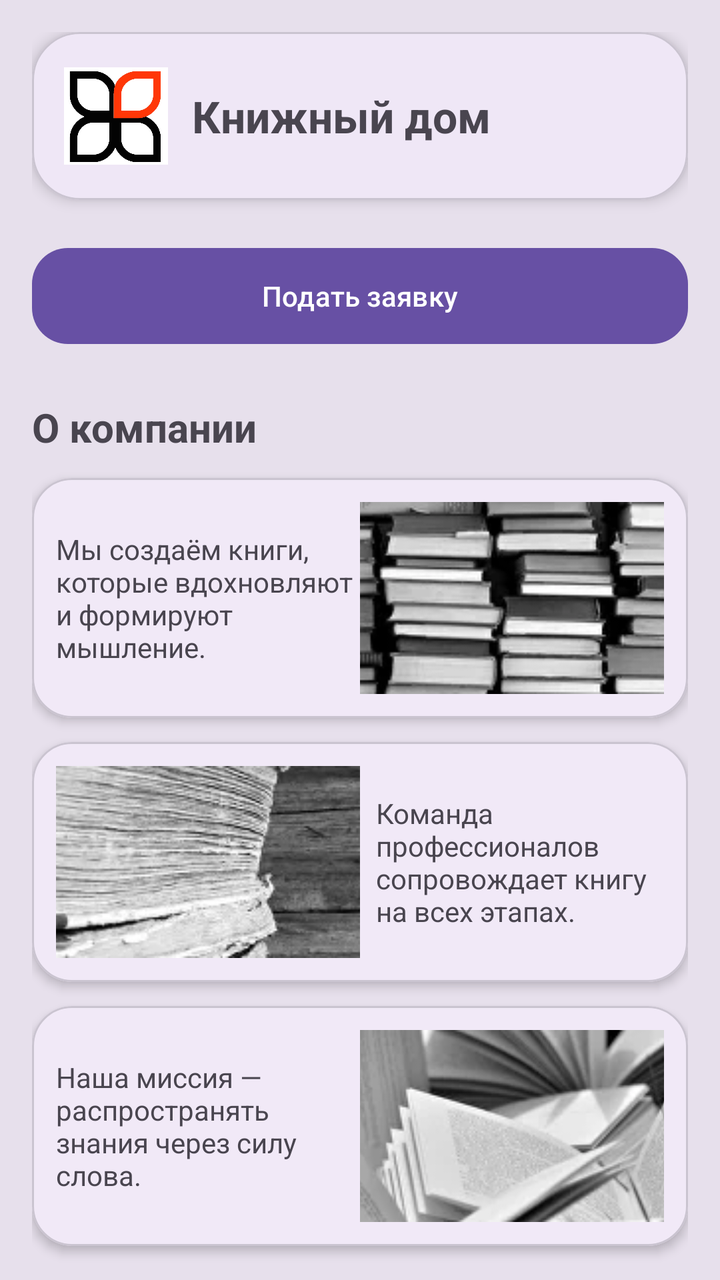
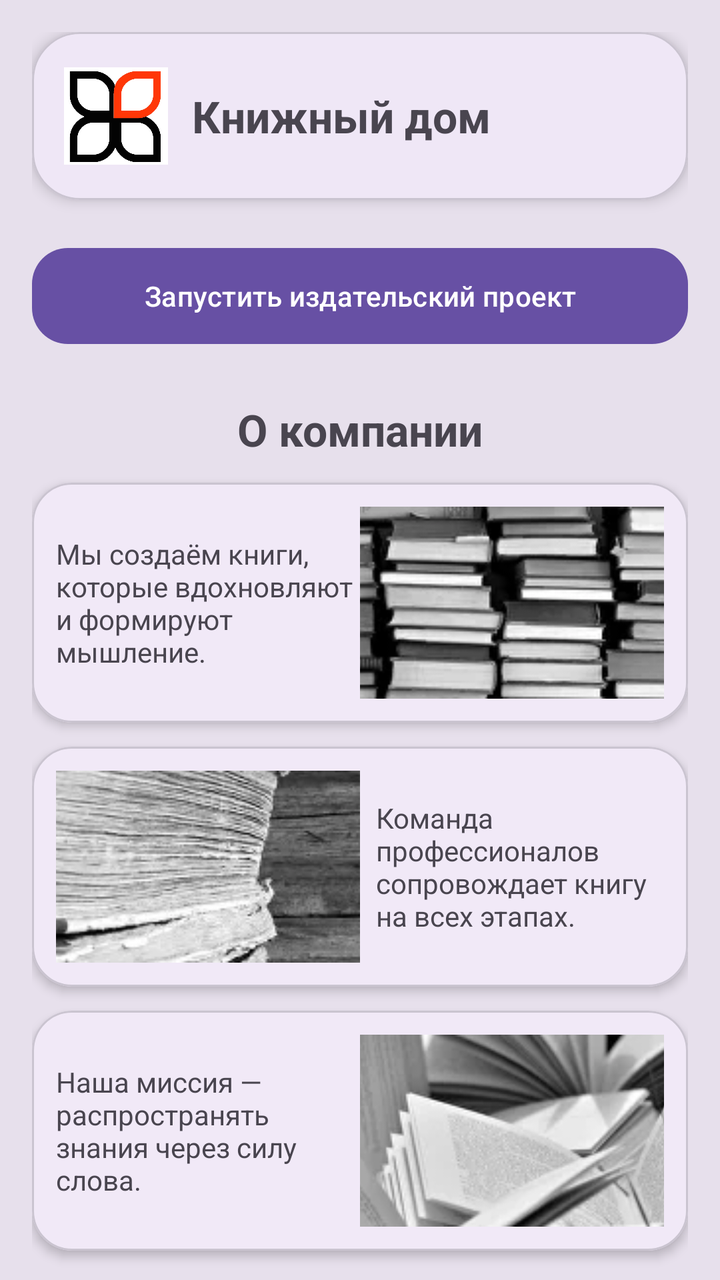

The first picture is an Android layout as it rendered before a commit; the second is the same layout after the commit. The layout source and the unified diff follow.
<!-- AndroidManifest.xml: application theme Theme.PublishingAPP -->
<!-- res/layout/fragment_home.xml -->
<?xml version="1.0" encoding="utf-8"?>
<androidx.core.widget.NestedScrollView
    xmlns:android="http://schemas.android.com/apk/res/android"
    xmlns:app="http://schemas.android.com/apk/res-auto"
    android:id="@+id/homeScroll"
    android:layout_width="match_parent"
    android:layout_height="match_parent"
    android:background="?colorSurfaceVariant"
    android:fillViewport="true">

    <LinearLayout
        android:layout_width="match_parent"
        android:layout_height="wrap_content"
        android:orientation="vertical"
        android:padding="16dp">

        
        <com.google.android.material.card.MaterialCardView
            android:layout_width="match_parent"
            android:layout_height="wrap_content"
            android:layout_marginBottom="20dp"
            app:cardCornerRadius="24dp"
            app:cardElevation="4dp">

            <LinearLayout
                android:layout_width="match_parent"
                android:layout_height="wrap_content"
                android:orientation="horizontal"
                android:gravity="center_vertical"
                android:padding="16dp">

                <ImageView
                    android:layout_width="52dp"
                    android:layout_height="52dp"
                    android:src="@drawable/logo"/>

                <TextView
                    android:layout_width="wrap_content"
                    android:layout_height="wrap_content"
                    android:layout_marginStart="12dp"
                    android:text="Книжный дом"
                    android:textSize="22sp"
                    android:textStyle="bold"/>
            </LinearLayout>
        </com.google.android.material.card.MaterialCardView>

        
        <com.google.android.material.button.MaterialButton
            android:id="@+id/btnApply"
            android:layout_width="match_parent"
            android:layout_height="56dp"
            android:layout_marginBottom="24dp"
            android:text="Подать заявку"
            app:cornerRadius="18dp"/>

        
        <TextView
            android:layout_width="wrap_content"
            android:layout_height="wrap_content"
            android:text="О компании"
            android:textSize="20sp"
            android:textStyle="bold"
            android:layout_marginBottom="12dp"/>

        
        <com.google.android.material.card.MaterialCardView
            android:id="@+id/brick1"
            android:layout_width="match_parent"
            android:layout_height="120dp"
            android:layout_marginBottom="12dp"
            app:cardCornerRadius="20dp"
            app:cardElevation="3dp">

            <LinearLayout
                android:layout_width="match_parent"
                android:layout_height="match_parent"
                android:orientation="horizontal"
                android:padding="12dp">

                <TextView
                    android:layout_width="0dp"
                    android:layout_height="wrap_content"
                    android:layout_weight="1"
                    android:layout_gravity="center_vertical"
                    android:text="Мы создаём книги, которые вдохновляют и формируют мышление."
                    android:textSize="14sp"/>

                <ImageView
                    android:layout_width="0dp"
                    android:layout_height="match_parent"
                    android:layout_weight="1"
                    android:scaleType="centerCrop"
                    android:src="@drawable/pic_1"/>
            </LinearLayout>
        </com.google.android.material.card.MaterialCardView>

        
        <com.google.android.material.card.MaterialCardView
            android:id="@+id/brick2"
            android:layout_width="match_parent"
            android:layout_height="120dp"
            android:layout_marginBottom="12dp"
            app:cardCornerRadius="20dp"
            app:cardElevation="3dp">

            <LinearLayout
                android:layout_width="match_parent"
                android:layout_height="match_parent"
                android:orientation="horizontal"
                android:padding="12dp">

                <ImageView
                    android:layout_width="0dp"
                    android:layout_height="match_parent"
                    android:layout_weight="1"
                    android:scaleType="centerCrop"
                    android:src="@drawable/pic_2"/>

                <TextView
                    android:layout_width="0dp"
                    android:layout_height="wrap_content"
                    android:layout_weight="1"
                    android:layout_gravity="center_vertical"
                    android:paddingStart="8dp"
                    android:text="Команда профессионалов сопровождает книгу на всех этапах."
                    android:textSize="14sp"/>
            </LinearLayout>
        </com.google.android.material.card.MaterialCardView>

        
        <com.google.android.material.card.MaterialCardView
            android:id="@+id/brick3"
            android:layout_width="match_parent"
            android:layout_height="120dp"
            android:layout_marginBottom="24dp"
            app:cardCornerRadius="20dp"
            app:cardElevation="3dp">

            <LinearLayout
                android:layout_width="match_parent"
                android:layout_height="match_parent"
                android:orientation="horizontal"
                android:padding="12dp">

                <TextView
                    android:layout_width="0dp"
                    android:layout_height="wrap_content"
                    android:layout_weight="1"
                    android:layout_gravity="center_vertical"
                    android:text="Наша миссия — распространять знания через силу слова."
                    android:textSize="14sp"/>

                <ImageView
                    android:layout_width="0dp"
                    android:layout_height="match_parent"
                    android:layout_weight="1"
                    android:scaleType="centerCrop"
                    android:src="@drawable/pic_3"/>
            </LinearLayout>
        </com.google.android.material.card.MaterialCardView>

        
        <LinearLayout
            android:layout_width="match_parent"
            android:layout_height="wrap_content"
            android:orientation="horizontal"
            android:gravity="center_vertical"
            android:layout_marginBottom="12dp">

            <TextView
                android:layout_width="0dp"
                android:layout_height="wrap_content"
                android:layout_weight="1"
                android:text="Загляните в нашу мастерскую"
                android:textSize="20sp"
                android:textStyle="bold"/>

            
            <TextView
                android:id="@+id/btnAllWorks"
                android:layout_width="wrap_content"
                android:layout_height="wrap_content"
                android:padding="12dp"
                android:text="Все"
                android:textColor="?colorPrimary"
                android:textStyle="bold"
                android:clickable="true"
                android:focusable="true"
                android:background="?selectableItemBackground"/>
        </LinearLayout>

        
        <androidx.recyclerview.widget.RecyclerView
            android:id="@+id/sliderDots"
            android:layout_width="wrap_content"
            android:layout_height="24dp"
            android:layout_gravity="center"
            android:layout_marginBottom="8dp"/>

        
        <LinearLayout
            android:layout_width="match_parent"
            android:layout_height="wrap_content"
            android:orientation="vertical"
            android:layout_marginBottom="40dp">

            
            <com.google.android.material.card.MaterialCardView
                android:id="@+id/worksCard"
                android:layout_width="match_parent"
                android:layout_height="220dp"
                app:cardCornerRadius="24dp"
                app:cardElevation="4dp"
                android:layout_marginBottom="12dp">

                <androidx.viewpager2.widget.ViewPager2
                    android:id="@+id/viewPagerWorks"
                    android:layout_width="match_parent"
                    android:layout_height="match_parent"
                    android:clipToPadding="false"
                    android:paddingStart="24dp"
                    android:paddingEnd="24dp"/>
            </com.google.android.material.card.MaterialCardView>
        </LinearLayout>


    </LinearLayout>
</androidx.core.widget.NestedScrollView>
<!-- resources referenced by this layout -->
<resources>
  <!-- drawable logo: png bitmap (drawable, 62878 bytes) -->
  <!-- drawable pic_1: jpg bitmap (drawable, 9694 bytes) -->
  <!-- drawable pic_2: jpg bitmap (drawable, 11342 bytes) -->
  <!-- drawable pic_3: jpg bitmap (drawable, 9792 bytes) -->
  <style name="Theme.PublishingAPP" parent="Base.Theme.PublishingAPP" />
  <style name="Base.Theme.PublishingAPP" parent="Theme.Material3.DayNight.NoActionBar">
          
          
      </style>
</resources>

<!-- the commit's change to res/layout/fragment_home.xml (unified diff, before → after) -->
@@ -50,7 +50,7 @@
             android:layout_width="match_parent"
             android:layout_height="56dp"
             android:layout_marginBottom="24dp"
-            android:text="Подать заявку"
+            android:text="Запустить издательский проект"
             app:cornerRadius="18dp"/>
 
         
@@ -58,9 +58,10 @@
             android:layout_width="wrap_content"
             android:layout_height="wrap_content"
             android:text="О компании"
-            android:textSize="20sp"
+            android:textSize="22sp"
             android:textStyle="bold"
-            android:layout_marginBottom="12dp"/>
+            android:layout_marginBottom="12dp"
+            android:layout_gravity="center_horizontal"/>
 
         
         <com.google.android.material.card.MaterialCardView
@@ -94,7 +95,6 @@
             </LinearLayout>
         </com.google.android.material.card.MaterialCardView>
 
-        
         <com.google.android.material.card.MaterialCardView
             android:id="@+id/brick2"
             android:layout_width="match_parent"
@@ -127,7 +127,6 @@
             </LinearLayout>
         </com.google.android.material.card.MaterialCardView>
 
-        
         <com.google.android.material.card.MaterialCardView
             android:id="@+id/brick3"
             android:layout_width="match_parent"
@@ -160,34 +159,14 @@
         </com.google.android.material.card.MaterialCardView>
 
         
-        <LinearLayout
-            android:layout_width="match_parent"
-            android:layout_height="wrap_content"
-            android:orientation="horizontal"
-            android:gravity="center_vertical"
-            android:layout_marginBottom="12dp">
-
-            <TextView
-                android:layout_width="0dp"
-                android:layout_height="wrap_content"
-                android:layout_weight="1"
-                android:text="Загляните в нашу мастерскую"
-                android:textSize="20sp"
-                android:textStyle="bold"/>
-
-            
-            <TextView
-                android:id="@+id/btnAllWorks"
-                android:layout_width="wrap_content"
-                android:layout_height="wrap_content"
-                android:padding="12dp"
-                android:text="Все"
-                android:textColor="?colorPrimary"
-                android:textStyle="bold"
-                android:clickable="true"
-                android:focusable="true"
-                android:background="?selectableItemBackground"/>
-        </LinearLayout>
+        <TextView
+            android:layout_width="match_parent"
+            android:layout_height="wrap_content"
+            android:text="Издательские проекты"
+            android:textSize="22sp"
+            android:textStyle="bold"
+            android:layout_marginBottom="12dp"
+            android:gravity="center"/>
 
         
         <androidx.recyclerview.widget.RecyclerView
@@ -202,9 +181,8 @@
             android:layout_width="match_parent"
             android:layout_height="wrap_content"
             android:orientation="vertical"
-            android:layout_marginBottom="40dp">
-
-            
+            android:layout_marginBottom="8dp">
+
             <com.google.android.material.card.MaterialCardView
                 android:id="@+id/worksCard"
                 android:layout_width="match_parent"
@@ -221,8 +199,19 @@
                     android:paddingStart="24dp"
                     android:paddingEnd="24dp"/>
             </com.google.android.material.card.MaterialCardView>
+
         </LinearLayout>
 
+        
+        <com.google.android.material.button.MaterialButton
+            android:id="@+id/btnAllWorks"
+            android:layout_width="match_parent"
+            android:layout_height="56dp"
+            android:layout_marginBottom="50dp"
+            android:text="Смотреть работы авторов"
+            android:textAllCaps="false"
+            android:textStyle="bold"
+            app:cornerRadius="18dp"/>
 
     </LinearLayout>
 </androidx.core.widget.NestedScrollView>
